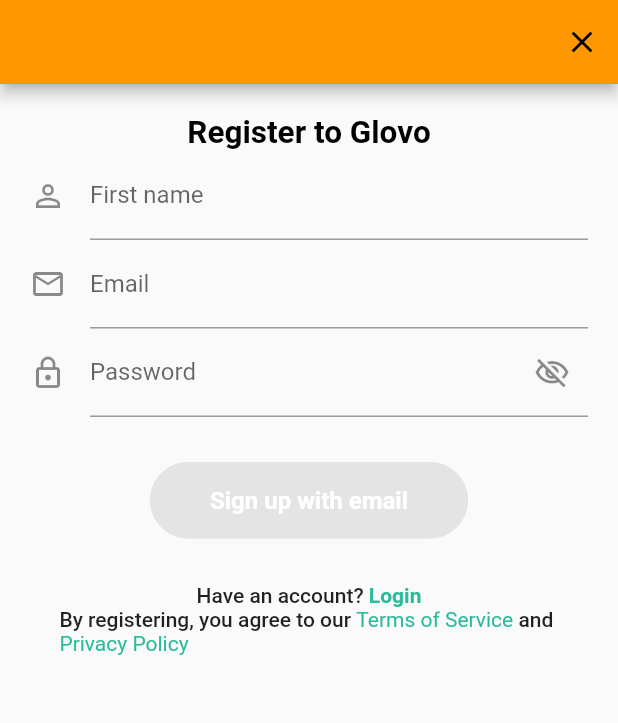
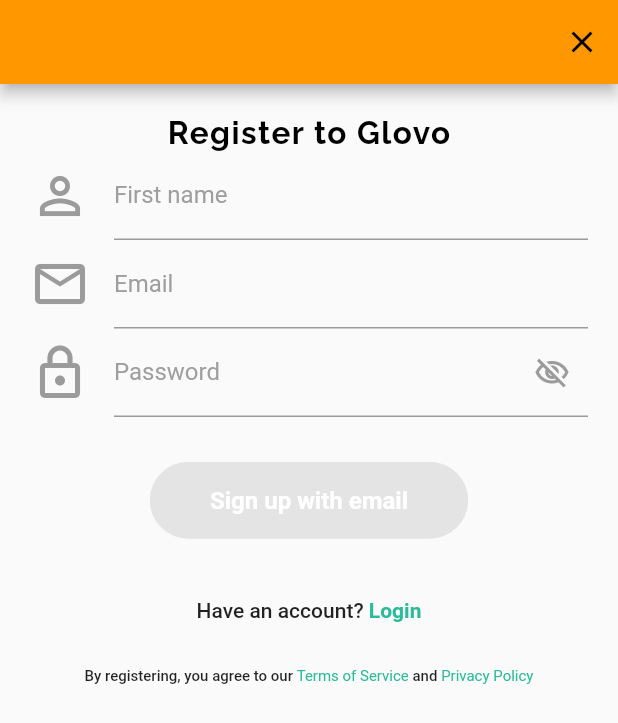
Before and after one commit to UB-ES-2020-F/Glovo, a Flutter app: the screen it shows after launch, on a phone screen of 412 x 824 dp. Shown: the top 723 px of the screen. Run offline on Flutter 3.47's test engine with Material 2 defaults, Android fonts, the light colour scheme and no system bars; our stand-ins replace email_validator, fluttertoast, google_fonts; missing offline and left inert: dart:html; statements that could not run were skipped.

Commit message:
Adding styles

```diff
--- a/frontend/customerapp/lib/screens/signup.dart
+++ b/frontend/customerapp/lib/screens/signup.dart
@@ -19,7 +19,15 @@
           )
         ],
       ),
-      body: Center(
+      body: SignUpDialog(),
+    );
+  }
+}
+
+class SignUpDialog extends StatelessWidget {
+  @override
+  Widget build(BuildContext context) {
+    return Center(
       child: Container(
           child: ListView(
         padding: const EdgeInsets.all(20.0),
@@ -28,7 +36,7 @@
               child: Container(
             child: Text(
               'Register to Glovo',
-                style: Theme.of(context).textTheme.headline2,
+              style: registerToGlovoTextStyle,
             ),
           )),
           Center(
@@ -37,6 +45,7 @@
           )),
           Center(
             child: Container(
+              padding: EdgeInsets.symmetric(vertical: 10),
               child: Wrap(
                 children: [
                   Container(
@@ -50,27 +59,39 @@
           ),
           Center(
             child: Container(
+              padding: EdgeInsets.symmetric(vertical: 20),
               child: Wrap(
                 children: [
                   Expanded(
                     child: Container(
                         child: Text('By registering, you agree to our ',
-                              style: Theme.of(context).textTheme.bodyText1)),
+                            style: Theme.of(context)
+                                .textTheme
+                                .bodyText1
+                                .copyWith(fontSize: 10))),
                   ),
-                    TextLink('Terms of Service', () {}, signUpTextLinks,
-                        signUpTextLinksHover),
+                  TextLink(
+                      'Terms of Service',
+                      () {},
+                      signUpTextLinks.copyWith(fontSize: 10),
+                      signUpTextLinksHover.copyWith(fontSize: 10)),
                   Container(
                       child: Text(' and ',
-                            style: Theme.of(context).textTheme.bodyText1)),
-                    TextLink('Privacy Policy', () {}, signUpTextLinks,
-                        signUpTextLinksHover),
+                          style: Theme.of(context)
+                              .textTheme
+                              .bodyText1
+                              .copyWith(fontSize: 10))),
+                  TextLink(
+                      'Privacy Policy',
+                      () {},
+                      signUpTextLinks.copyWith(fontSize: 10),
+                      signUpTextLinksHover.copyWith(fontSize: 10)),
                 ],
               ),
             ),
           )
         ],
       )),
-      ),
     );
   }
 }
@@ -86,28 +107,47 @@
       child: Column(
         children: [
           Container(
+              constraints: BoxConstraints(maxWidth: 600),
               child: TextFormField(
                 onSaved: (value) => signUpModel.firstName = value,
                 validator: (firstName) {
                   bool validFirstName = firstName.isNotEmpty;
                   return validFirstName ? null : "Name is required";
                 },
-            decoration: const InputDecoration(
-                icon: Icon(Icons.perm_identity), labelText: 'First name'),
+                decoration: InputDecoration(
+                  border: signUpInputTextBorder,
+                  focusedBorder: signUpFocusedInputTextBorder,
+                  icon: Icon(
+                    Icons.perm_identity,
+                    color: Color(0xFF9B9B9B),
+                    size: 40,
+                  ),
+                  labelText: 'First name',
+                  labelStyle: labelTextInputStyle,
+                ),
               )),
           Container(
+              constraints: BoxConstraints(maxWidth: 600),
               child: TextFormField(
                 onSaved: (value) => signUpModel.email = value,
                 validator: (email) {
                   bool validEmail = EmailValidator.validate(email);
                   return validEmail ? null : "Invalid email address";
                 },
-            decoration: const InputDecoration(
-              icon: Icon(Icons.mail_outline_outlined),
+                decoration: InputDecoration(
+                  border: signUpInputTextBorder,
+                  focusedBorder: signUpFocusedInputTextBorder,
+                  icon: Icon(
+                    Icons.mail_outline_outlined,
+                    color: Color(0xFF9B9B9B),
+                    size: 40,
+                  ),
                   labelText: 'Email',
+                  labelStyle: labelTextInputStyle,
                 ),
               )),
           Container(
+              constraints: BoxConstraints(maxWidth: 600),
               child: TextFormField(
                 onSaved: (value) => signUpModel.password = value,
                 obscureText: signUpModel.passwordObfuscated,
@@ -116,13 +156,26 @@
                   return passwordValid ? null : "Password is required";
                 },
                 decoration: InputDecoration(
+                  border: signUpInputTextBorder,
+                  focusedBorder: signUpFocusedInputTextBorder,
                   suffixIcon: IconButton(
                       onPressed: signUpModel.switchPasswordObfuscation,
                       icon: signUpModel.passwordObfuscated
-                      ? Icon(Icons.visibility_off_outlined)
-                      : Icon(Icons.visibility)),
-              icon: Icon(Icons.lock_outlined),
+                          ? Icon(
+                              Icons.visibility_off_outlined,
+                              color: Color(0xFF9B9B9B),
+                            )
+                          : Icon(
+                              Icons.visibility,
+                              color: Color(0xFF9B9B9B),
+                            )),
+                  icon: Icon(
+                    Icons.lock_outlined,
+                    color: Color(0xFF9B9B9B),
+                    size: 40,
+                  ),
                   labelText: 'Password',
+                  labelStyle: labelTextInputStyle,
                 ),
               )),
           SignUpButton(),
--- a/frontend/customerapp/lib/styles/Glovo.dart
+++ b/frontend/customerapp/lib/styles/Glovo.dart
@@ -2,11 +2,5 @@
 
 final appTheme = ThemeData(
   primarySwatch: Colors.orange,
-  textTheme: TextTheme(
-    headline2: TextStyle(
-      fontWeight: FontWeight.bold,
-      fontSize: 21,
-      color: Colors.black,
-    ),
-  ),
+  textTheme: TextTheme(),
 );
--- a/frontend/customerapp/lib/styles/signup.dart
+++ b/frontend/customerapp/lib/styles/signup.dart
@@ -1,3 +1,5 @@
+import 'dart:html';
+import 'package:google_fonts/google_fonts.dart';
 import 'package:flutter/material.dart';
 
 final signUpButtonStyleEnabled = ButtonStyle(
@@ -34,10 +36,26 @@
 );
 
 final signUpTextLinksHover = TextStyle(
-  color: Color(0xFF104A3E),
+  color: Color(0xFF528A84),
 );
 
 final signUpTextLinksHoverBold = TextStyle(
   fontWeight: FontWeight.bold,
-  color: Color(0xFF104A3E),
+  color: Color(0xFF528A84),
 );
+
+final registerToGlovoTextStyle = GoogleFonts.raleway(
+    color: Colors.black,
+    fontSize: 21,
+    fontWeight: FontWeight.w700,
+    letterSpacing: 1);
+
+final signUpFocusedInputTextBorder = UnderlineInputBorder(
+    borderSide: BorderSide(width: 2, color: Color(0xFF6E6E6E)));
+
+final signUpInputTextBorder =
+    UnderlineInputBorder(borderSide: BorderSide(color: Color(0xFF9B9B9B)));
+
+final labelTextInputStyle = TextStyle(
+  color: Color(0xFF69B9B9B),
+);
--- a/frontend/customerapp/pubspec.yaml
+++ b/frontend/customerapp/pubspec.yaml
@@ -27,6 +27,7 @@
   provider: ^4.3.2+2
   email_validator: ^1.0.5
   fluttertoast: ^7.1.1
+  google_fonts: ^1.1.1
 
 
   # The following adds the Cupertino Icons font to your application.
```
Also changed, not shown: frontend/customerapp/pubspec.lock. Lines whose indentation alone changed are shown as unchanged.
